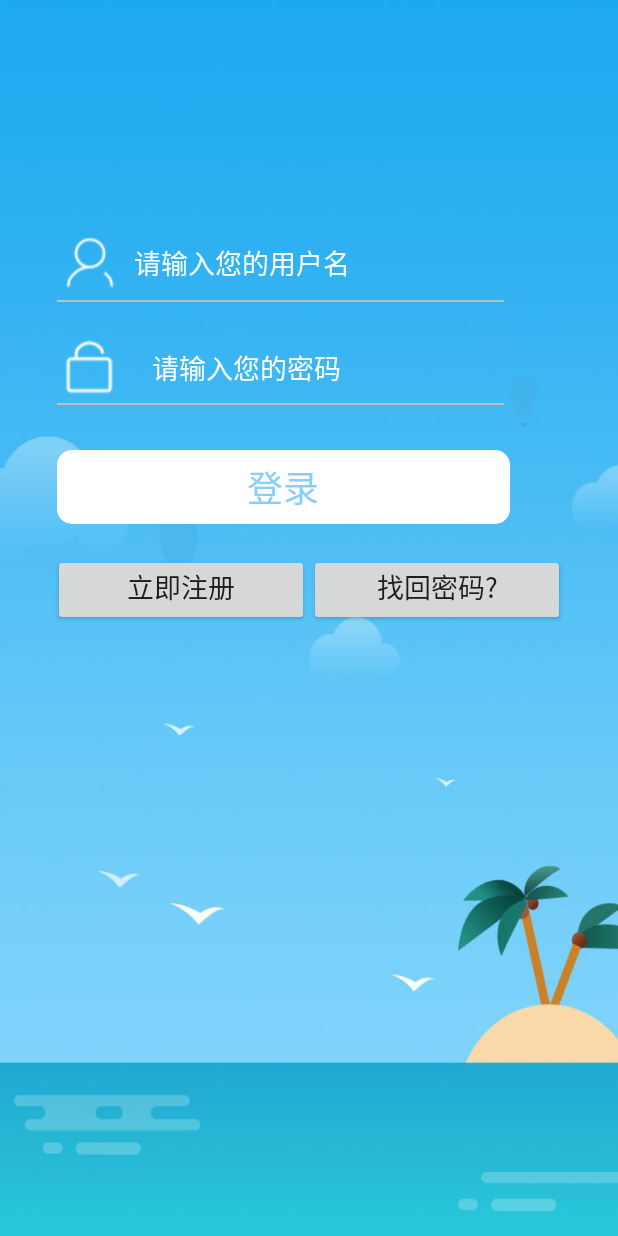
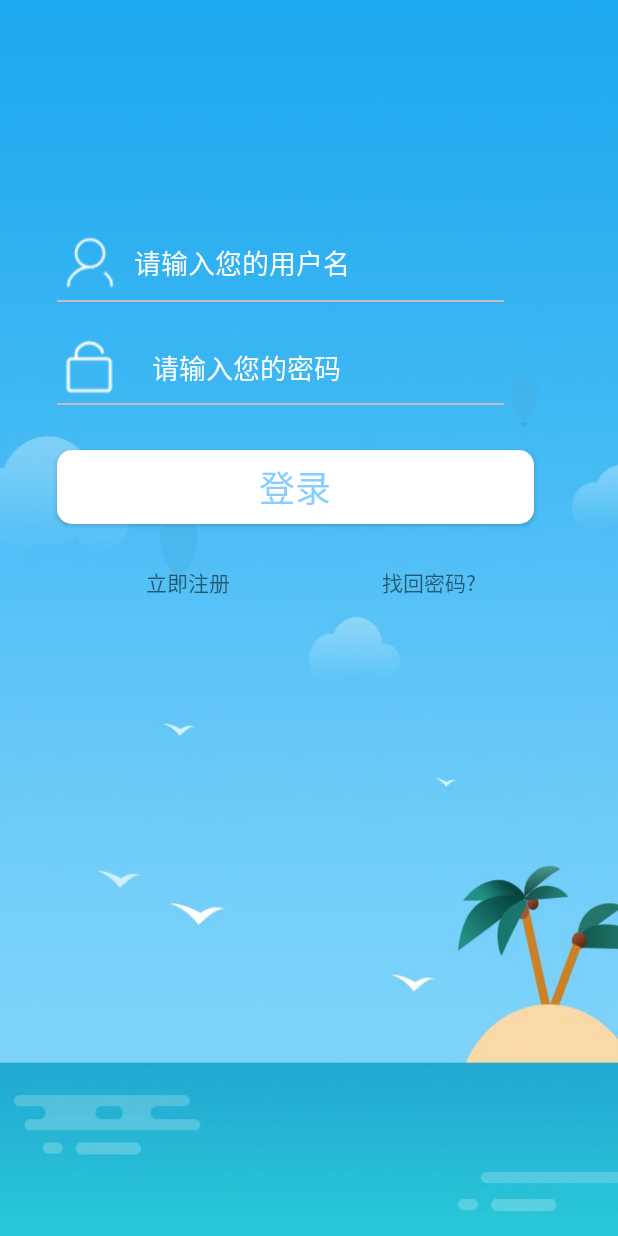
Before and after one commit to CoolLe/QYue, an Android app: the screen it shows after launch (LoginActivity), on a phone screen of 412 x 824 dp. Run offline under Robolectric (Android 15) with nearby library versions, the phone set to English and light mode, and no system bars.

Commit message:
更新了登录页面

```diff
--- a/app/src/main/java/com/example/administrator/qyue/LoginActivity.java
+++ b/app/src/main/java/com/example/administrator/qyue/LoginActivity.java
@@ -3,22 +3,54 @@ package com.example.administrator.qyue;
 import android.app.ActionBar;
 import android.app.Activity;
 import android.content.Intent;
+import android.content.SharedPreferences;
 import android.support.v7.app.AppCompatActivity;
 import android.os.Bundle;
 import android.view.View;
 import android.view.WindowManager;
 import android.widget.Button;
+import android.widget.EditText;
+import android.widget.TextView;
 
 public class LoginActivity extends Activity {
-    private Button login,regist,forget;
+    //private Button login,regist,forget;
+    private SharedPreferences sp;
+    private SharedPreferences.Editor editor;
+    private String userName,psw;
+    private EditText userTest,pwdTest;
     @Override
     protected void onCreate(Bundle savedInstanceState) {
         super.onCreate(savedInstanceState);
         setContentView(R.layout.activity_login);
-        Button regist=findViewById(R.id.registButtom);
-        Button forget=findViewById(R.id.forgetButtom);
 
-        forget.setOnClickListener(new View.OnClickListener() {
+       // setRequestedOrientation(ActivityInfo.SCREEN_ORIENTATION_PORTRAIT);
+        init();
+    }
+    private void init() {
+        TextView tv_register = (TextView) findViewById(R.id.registButtom);
+        TextView tv_find_psw = (TextView) findViewById(R.id.forgetButtom);
+        Button loginButton = (Button) findViewById(R.id.loginButtom);
+        userTest= (EditText) findViewById(R.id.userTest);
+        pwdTest= (EditText) findViewById(R.id.pwdTest);
+        //立即注册控件的点击事件
+        tv_register.setOnClickListener(new View.OnClickListener() {
+                                           @Override
+                                           public void onClick(View v) {
+                                               //为了跳转到注册界面，并实现注册功能
+                                               Intent intent = new Intent(LoginActivity.this, RegistActivity.class);
+                                               startActivityForResult(intent, 1);
+                                           }
+
+        });
+        //找回密码控件的点击事件
+        tv_find_psw.setOnClickListener(new View.OnClickListener() {
+            @Override
+            public void onClick(View v) {
+                startActivity(new Intent(LoginActivity.this,ForgetActivity.class));
+            }
+        });
+
+ /* forget.setOnClickListener(new View.OnClickListener() {
             @Override
             public void onClick(View v) {
                 Intent intent=new Intent(LoginActivity.this,ForgetActivity.class);
@@ -38,6 +70,6 @@ public class LoginActivity extends Activity {
 //            public void onClick(View v) {
 //                Intent intent=new Intent(LoginActivity.this,)
 //            }
-//        });
+//        });*/
     }
 }
--- a/app/src/main/res/layout/activity_login.xml
+++ b/app/src/main/res/layout/activity_login.xml
@@ -77,7 +77,7 @@
     <!--按钮-->
     <Button
         android:id="@+id/loginButtom"
-        android:layout_width="302dp"
+        android:layout_width="318dp"
         android:layout_height="49dp"
         android:layout_marginLeft="38dp"
         android:layout_marginTop="30dp"
@@ -87,35 +87,37 @@
         android:textSize="24sp"
         app:layout_constraintEnd_toEndOf="parent"
         app:layout_constraintHorizontal_bias="0.0"
-        app:layout_constraintStart_toStartOf="parent"/>
+        app:layout_constraintStart_toStartOf="parent" />
     <!--显示tv register , find_psw -->
     <LinearLayout
         android:layout_width="fill_parent"
         android:layout_height="fill_parent"
         android:layout_marginTop="20dp"
-        android:layout_marginLeft="35dp"
-        android:layout_marginRight="35dp"
+        android:layout_marginLeft="45dp"
+        android:layout_marginRight="45dp"
+
         android:gravity="center_horizontal"
         android:orientation="horizontal">
 
-        <Button
+        <TextView
             android:id="@+id/registButtom"
             android:layout_width="0dp"
-            android:layout_height="wrap_content"
+            android:layout_height="35dp"
             android:layout_weight="1"
             android:gravity="center_horizontal"
             android:padding="8dp"
             android:text="立即注册"
-            android:textSize="18sp" />
+
+            android:textSize="14sp" />
         <!--layout_weight="1" layout_width="0dp"实现均分效果-->
-        <Button
+        <TextView
             android:id="@+id/forgetButtom"
             android:layout_width="0dp"
-            android:layout_height="wrap_content"
+            android:layout_height="35dp"
             android:layout_weight="1"
             android:gravity="center_horizontal"
             android:padding="8dp"
             android:text="找回密码?"
-            android:textSize="18sp" />
+            android:textSize="14sp" />
     </LinearLayout>
 </LinearLayout>
```
